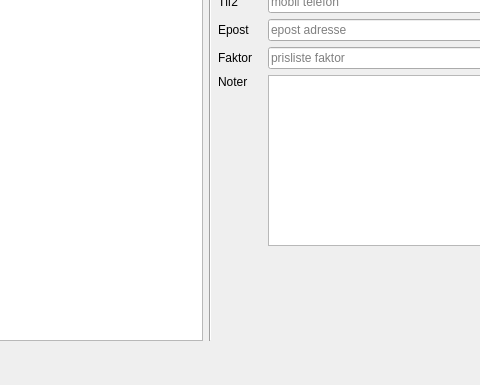
Qt form buildtools/ui/main_window.ui (fhdk/eordre2) before a commit; both pictures show x 190 to 670 and y 348 to 733 of the 802 by 733 pixel window.
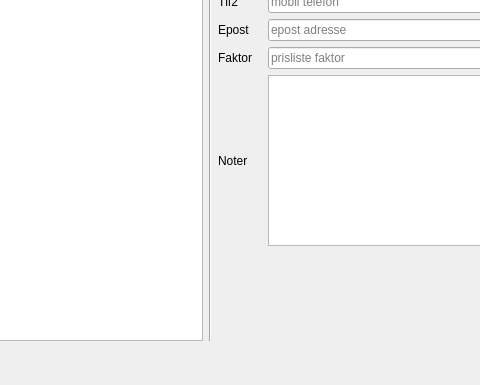
The same form after that commit.

```diff
--- a/buildtools/ui/main_window.ui
+++ b/buildtools/ui/main_window.ui
@@ -352,10 +352,6 @@
                                                                 <property name="text">
                                                                     <string>Noter</string>
                                                                 </property>
-                                                                <property name="alignment">
-                                                                    <set>Qt::AlignLeading|Qt::AlignLeft|Qt::AlignTop
-                                                                    </set>
-                                                                </property>
                                                                 <property name="wordWrap">
                                                                     <bool>true</bool>
                                                                 </property>
```
Left out of the diff: 6 changed lines with no effect on the pictures. Lines whose indentation alone changed are shown as unchanged.
